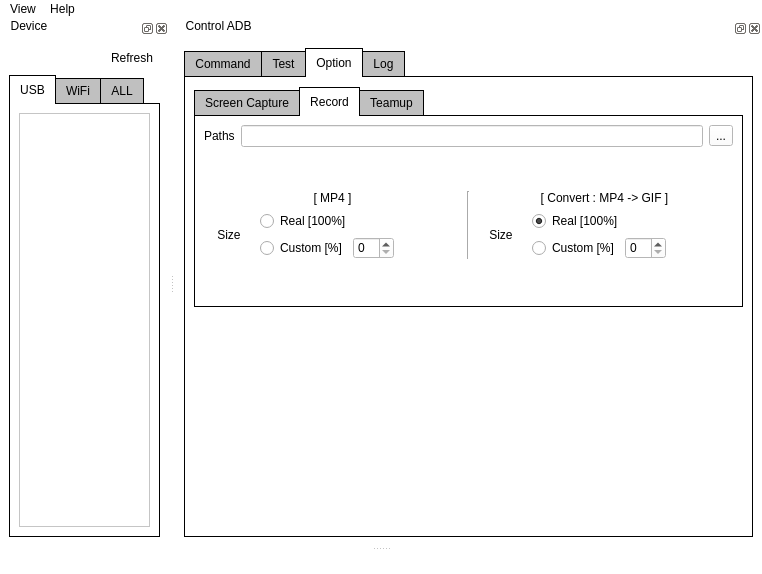
Old version of the form ui/NewUI_working2.ui in the repository jeongjeongguk/ADB_pyQT5.
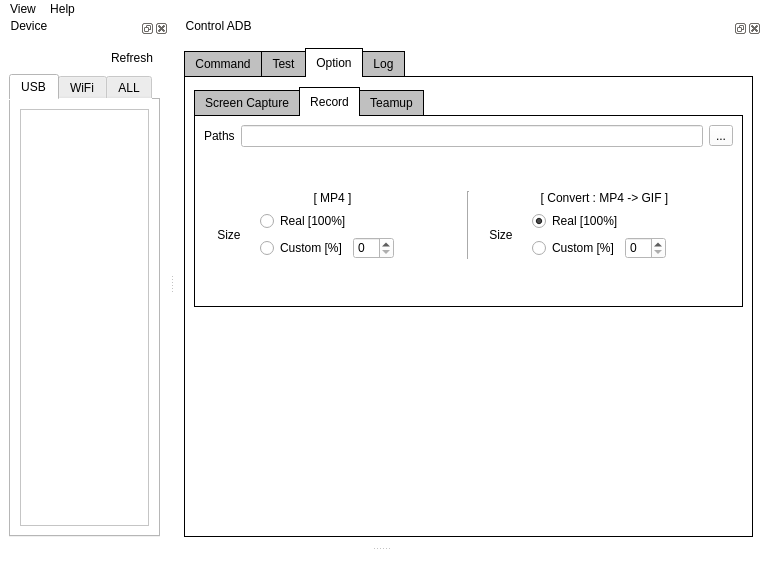
New version of the form. Icons and pictures are not drawn.

The edit to the form file:
```diff
--- a/ui/NewUI_working2.ui
+++ b/ui/NewUI_working2.ui
@@ -118,96 +118,7 @@
      <item>
       <widget class="QTabWidget" name="tabWidget">
        <property name="styleSheet">
-        <string notr="true">QTabWidget::pane {
-    border: 1px solid black;
-    background: white;
-}
-
-QTabWidget::tab-bar:top {
-    top: 1px;
-}
-
-QTabWidget::tab-bar:bottom {
-    bottom: 1px;
-}
-
-QTabWidget::tab-bar:left {
-    right: 1px;
-}
-
-QTabWidget::tab-bar:right {
-    left: 1px;
-}
-
-QTabBar::tab {
-    border: 1px solid black;
-}
-
-QTabBar::tab:selected {
-    background: white;
-}
-
-QTabBar::tab:!selected {
-    background: silver;
-}
-
-QTabBar::tab:!selected:hover {
-    background: #999;
-}
-
-QTabBar::tab:top:!selected {
-    margin-top: 3px;
-}
-
-QTabBar::tab:bottom:!selected {
-    margin-bottom: 3px;
-}
-
-QTabBar::tab:top, QTabBar::tab:bottom {
-    min-width: 8ex;
-    margin-right: -1px;
-    padding: 5px 10px 5px 10px;
-}
-
-QTabBar::tab:top:selected {
-    border-bottom-color: none;
-}
-
-QTabBar::tab:bottom:selected {
-    border-top-color: none;
-}
-
-QTabBar::tab:top:last, QTabBar::tab:bottom:last,
-QTabBar::tab:top:only-one, QTabBar::tab:bottom:only-one {
-    margin-right: 0;
-}
-
-QTabBar::tab:left:!selected {
-    margin-right: 3px;
-}
-
-QTabBar::tab:right:!selected {
-    margin-left: 3px;
-}
-
-QTabBar::tab:left, QTabBar::tab:right {
-    min-height: 8ex;
-    margin-bottom: -1px;
-    padding: 10px 5px 10px 5px;
-}
-
-QTabBar::tab:left:selected {
-    border-left-color: none;
-}
-
-QTabBar::tab:right:selected {
-    border-right-color: none;
-}
-
-QTabBar::tab:left:last, QTabBar::tab:right:last,
-QTabBar::tab:left:only-one, QTabBar::tab:right:only-one {
-    margin-bottom: 0;
-}</string>
+        <string notr="true"/>
        </property>
        <property name="tabPosition">
         <enum>QTabWidget::North</enum>
```
